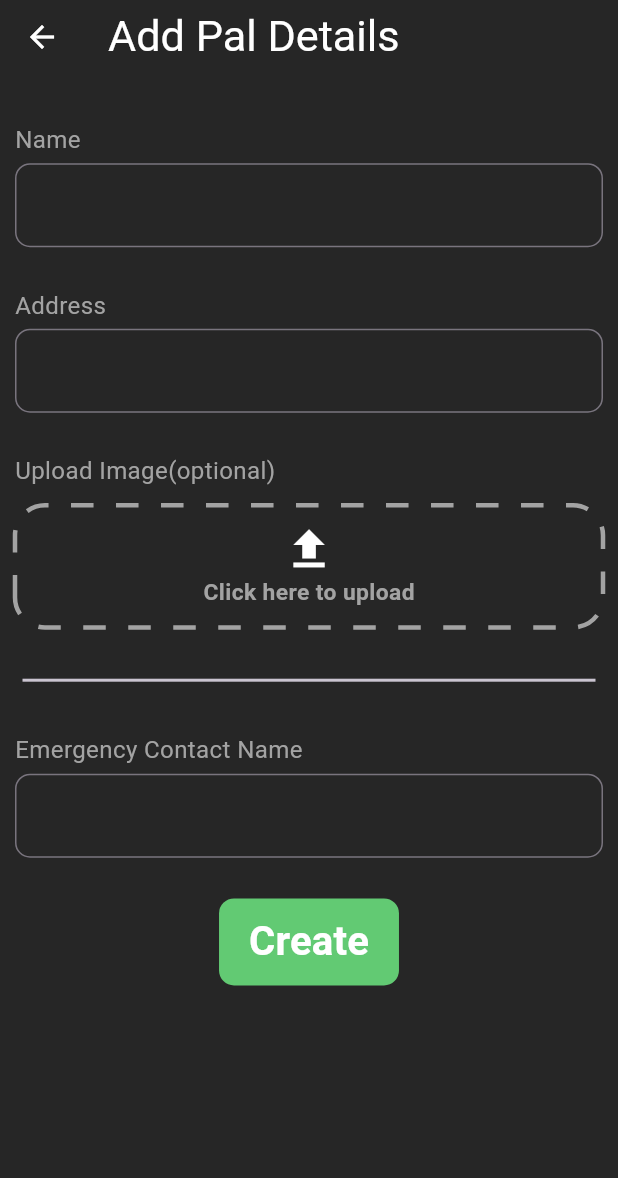
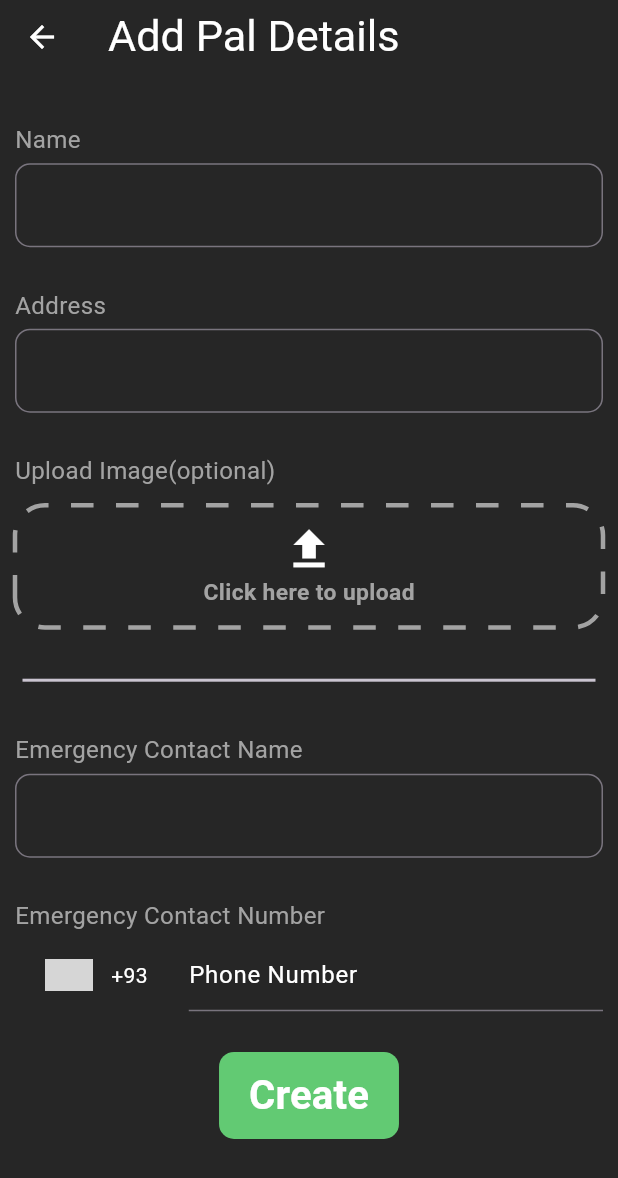
Before and after one commit to sidesshmore/AlzPal, a Flutter app: the AddPal screen opened directly, on a phone screen of 412 x 824 dp. Shown: the top 1178 px of the screen. Run offline on Flutter 3.47's test engine with Material 3 defaults, Android fonts, the phone set to English and light mode, and no system bars; drawn by our look-alikes of dotted_border, intl_phone_number_input; our stand-ins replace flutter_otp_text_field, smooth_page_indicator; grey boxes are pictures that could not be loaded.

Commit message:
added phone number field in add pal screen

```diff
--- a/lib/AlzPal-App/AlzPal-Location/screens/alzpal_location.dart
+++ b/lib/AlzPal-App/AlzPal-Location/screens/alzpal_location.dart
@@ -18,7 +18,7 @@ class _AlzpalLocationState extends State<AlzpalLocation> {
     return Scaffold(
       appBar: AppBar(
         foregroundColor: Colors.white,
-        toolbarHeight: screenHeight * 0.031,
+        toolbarHeight: screenHeight * 0.040,
         backgroundColor: const Color(0xff262626),
       ),
       body: Padding(
--- a/lib/Caregiver-App/Caregiver-Home/screens/add_pal.dart
+++ b/lib/Caregiver-App/Caregiver-Home/screens/add_pal.dart
@@ -1,5 +1,8 @@
+import 'dart:developer';
+
 import 'package:dotted_border/dotted_border.dart';
 import 'package:flutter/material.dart';
+import 'package:intl_phone_number_input/intl_phone_number_input.dart';
 
 class AddPal extends StatefulWidget {
   const AddPal({super.key});
@@ -9,17 +12,20 @@ class AddPal extends StatefulWidget {
 }
 
 class _AddPalState extends State<AddPal> {
-  @override
-  Widget build(BuildContext context) {
+
     final _namecontroller = TextEditingController();
     final _addresscontroller = TextEditingController();
     final _numbercontroller = TextEditingController();
     final _emergencyNamecontroller = TextEditingController();
-    final _emergencyNumbercontroller = TextEditingController();
+    final  _emergencyNumbercontroller = TextEditingController();
+    String emergencyContact='';
     bool _passwordVisible = true;
+  @override
+  Widget build(BuildContext context) {
     double screenHeight = MediaQuery.of(context).size.height;
     double screenWidth = MediaQuery.of(context).size.width;
     return Scaffold(
+      resizeToAvoidBottomInset: true,
       appBar: AppBar(
         title: Text(
           'Add Pal Details',
@@ -29,7 +35,8 @@ class _AddPalState extends State<AddPal> {
         toolbarHeight: screenHeight * 0.06,
         backgroundColor: const Color(0xff262626),
       ),
-      body: Padding(
+      body: SingleChildScrollView(
+        child: Padding(
           padding: EdgeInsets.all(10),
           child: Column(
             mainAxisAlignment: MainAxisAlignment.start,
@@ -42,7 +49,8 @@ class _AddPalState extends State<AddPal> {
                   Text(
                     'Name',
                     style: TextStyle(
-                      fontSize: screenWidth * 0.039, color: Color(0xffA3A3A3)),
+                        fontSize: screenWidth * 0.039,
+                        color: Color(0xffA3A3A3)),
                   ),
                 ],
               ),
@@ -56,8 +64,8 @@ class _AddPalState extends State<AddPal> {
                   controller: _namecontroller,
                   decoration: InputDecoration(
                     focusedBorder: OutlineInputBorder(
-                    borderSide:
-                        const BorderSide(color: Color(0xff62CA73), width: 2.0),
+                      borderSide: const BorderSide(
+                          color: Color(0xff62CA73), width: 2.0),
                       borderRadius: BorderRadius.circular(10.0),
                     ),
                     fillColor: Color(0xffA3A3A3),
@@ -75,7 +83,8 @@ class _AddPalState extends State<AddPal> {
                   Text(
                     'Address',
                     style: TextStyle(
-                      fontSize: screenWidth * 0.039, color: Color(0xffA3A3A3)),
+                        fontSize: screenWidth * 0.039,
+                        color: Color(0xffA3A3A3)),
                   ),
                 ],
               ),
@@ -89,8 +98,8 @@ class _AddPalState extends State<AddPal> {
                   controller: _addresscontroller,
                   decoration: InputDecoration(
                     focusedBorder: OutlineInputBorder(
-                    borderSide:
-                        const BorderSide(color: Color(0xff62CA73), width: 2.0),
+                      borderSide: const BorderSide(
+                          color: Color(0xff62CA73), width: 2.0),
                       borderRadius: BorderRadius.circular(10.0),
                     ),
                     fillColor: Color(0xffA3A3A3),
@@ -108,7 +117,8 @@ class _AddPalState extends State<AddPal> {
                   Text(
                     'Upload Image(optional)',
                     style: TextStyle(
-                      fontSize: screenWidth * 0.039, color: Color(0xffA3A3A3)),
+                        fontSize: screenWidth * 0.039,
+                        color: Color(0xffA3A3A3)),
                   ),
                 ],
               ),
@@ -171,7 +181,8 @@ class _AddPalState extends State<AddPal> {
                   Text(
                     'Emergency Contact Name',
                     style: TextStyle(
-                      fontSize: screenWidth * 0.039, color: Color(0xffA3A3A3)),
+                        fontSize: screenWidth * 0.039,
+                        color: Color(0xffA3A3A3)),
                   ),
                 ],
               ),
@@ -185,8 +196,8 @@ class _AddPalState extends State<AddPal> {
                   controller: _emergencyNamecontroller,
                   decoration: InputDecoration(
                     focusedBorder: OutlineInputBorder(
-                    borderSide:
-                        const BorderSide(color: Color(0xff62CA73), width: 2.0),
+                      borderSide: const BorderSide(
+                          color: Color(0xff62CA73), width: 2.0),
                       borderRadius: BorderRadius.circular(10.0),
                     ),
                     fillColor: Color(0xffA3A3A3),
@@ -199,8 +210,46 @@ class _AddPalState extends State<AddPal> {
               SizedBox(
                 height: screenHeight * 0.033,
               ),
+              Row(
+                children: [
+                  Text(
+                    'Emergency Contact Number',
+                    style: TextStyle(
+                        fontSize: screenWidth * 0.039,
+                        color: Color(0xffA3A3A3)),
+                  ),
+                ],
+              ),
+              SizedBox(
+                height: screenHeight * 0.005,
+              ),
+              SizedBox(
+                child: InternationalPhoneNumberInput(
+                  textFieldController: _emergencyNumbercontroller,
+                  onInputChanged: (PhoneNumber number) {
+                      setState(() {
+                        emergencyContact=number.phoneNumber.toString();
+                      });
+                  },
+                  textStyle: TextStyle(color: Colors.white),
+                  selectorTextStyle: TextStyle(color: Colors.white),
+                  selectorConfig: SelectorConfig(
+                    useBottomSheetSafeArea: true,
+                    selectorType: PhoneInputSelectorType.DIALOG,
+                  ),
+                  inputDecoration: InputDecoration(
+                      hintText: "Phone Number",
+                      hintStyle: TextStyle(color: Colors.white)),
+                ),
+
+              ),
+              SizedBox(
+                height: screenHeight * 0.033,
+              ),
               TextButton(
-              onPressed: () {},
+                onPressed: () {
+                  log(emergencyContact);
+                },
                 style: TextButton.styleFrom(
                   padding:
                       EdgeInsets.only(left: 20, right: 20, top: 10, bottom: 10),
@@ -220,6 +269,7 @@ class _AddPalState extends State<AddPal> {
             ],
           ),
         ),
+      ),
     );
   }
 }
--- a/pubspec.yaml
+++ b/pubspec.yaml
@@ -38,6 +38,7 @@ dependencies:
   smooth_page_indicator: ^1.1.0
   flutter_otp_text_field: ^1.1.3+2
   dotted_border: ^2.1.0
+  intl_phone_number_input: ^0.7.4
 
 
 dev_dependencies:
```
Also changed, not shown: pubspec.lock. Lines whose indentation alone changed are shown as unchanged.
